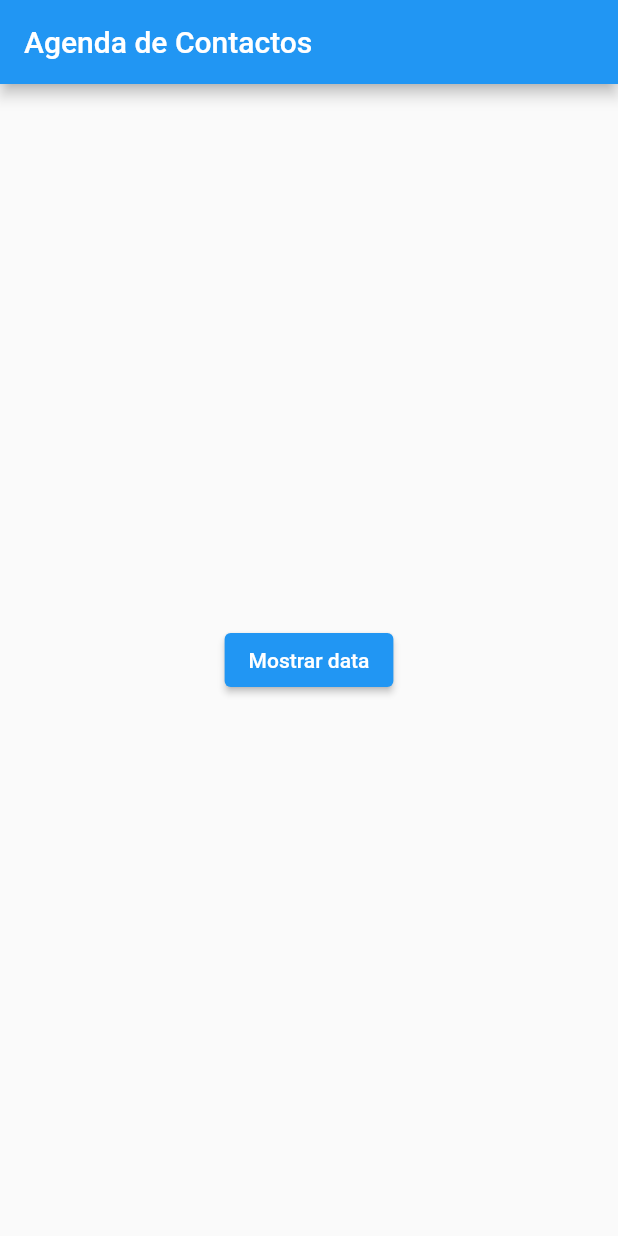
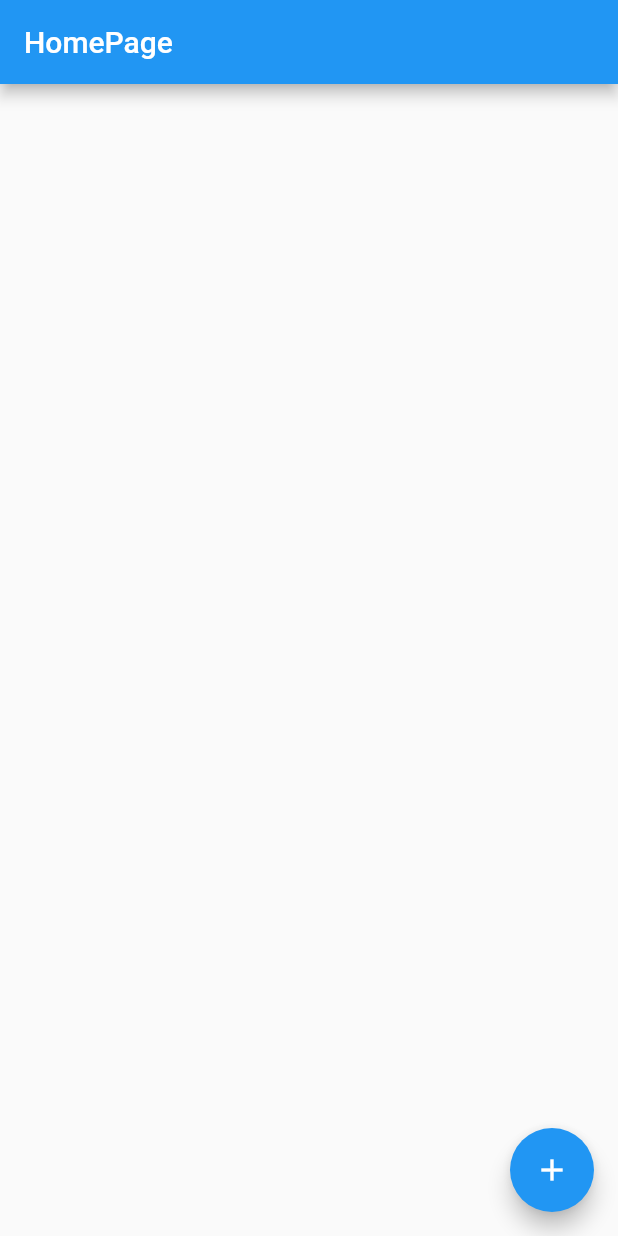
Before and after one commit to rexnike/mydatabase, a Flutter app: the screen it shows after launch, on a phone screen of 412 x 824 dp. Run offline on Flutter 3.47's test engine with Material 2 defaults, Android fonts, the phone set to English and light mode, and no system bars; our stand-ins replace sqflite; missing offline and left inert: dart:html; accounts and stored records are empty.

Commit message:
segundo commit

```diff
--- a/lib/home_page.dart
+++ b/lib/home_page.dart
@@ -1,27 +1,68 @@
+import 'dart:html';
+
 import 'package:flutter/material.dart';
-
+import 'package:mydatabase/models/task_model.dart';
+import 'package:mydatabase/widgets/my_form_widget.dart';
 import 'db/db_usuario.dart';
 
-class HomePage extends StatelessWidget {
-  const HomePage({super.key});
+class HomePage extends StatefulWidget {
+
+  @override
+  State<HomePage> createState() => _HomePageState();
+}
+
+class _HomePageState extends State<HomePage> {
+
+
+  Future<String> getFullName() async{
+    return "Juan Manuel";
+  }
+
+  showDialogForm(){
+    showDialog(
+      context: context,
+      builder: (BuildContext context){
+        return MyformWidget();
+      },
+    ).then((value){
+      print("El formulario fue cerrado");
+      setState(() {});
+    });
+  }
+
   @override
   Widget build(BuildContext context) {
     return Scaffold(
       appBar: AppBar(
-        title: const Text('Agenda de Contactos'),
+        title: const Text('HomePage'),
       ),
-      body: Center(
-        child: Column(
-          mainAxisAlignment: MainAxisAlignment.center,
-          children: [
-            ElevatedButton(
-              onPressed: () {
-                DBusuario.db.initDatabase();
-              },
-              child: Text("Mostrar data"),
-            ),
-          ],
-        ),
+      floatingActionButton: FloatingActionButton(
+        onPressed: (){
+          showDialogForm();
+        },
+        child: const Icon(Icons.add),
+      ),
+
+      body: FutureBuilder(
+        future: DBusuario.db.getTasks(),
+        builder: (BuildContext context, AsyncSnapshot snap){
+          if(snap.hasData){
+            List<TaskModel> myTasks = snap.data;
+          return ListView.builder(
+            itemCount: myTasks.length,
+            itemBuilder: (BuildContext context, int index){
+              return ListTile(
+                title:  Text(myTasks[index].title),
+                subtitle: Text(myTasks[index].description),
+                trailing: Text(myTasks[index].id.toString()),
+                  );
+               },
+            );
+          }
+          return const Center(
+              child: CircularProgressIndicator(),
+              );
+        },
       ),
     );
   }
--- /dev/null
+++ b/lib/models/task_model.dart
@@ -0,0 +1,21 @@
+
+class TaskModel {
+  int? id;
+  String title;
+  String description;
+  String status;
+
+  TaskModel ({
+    this.id,
+    required this.title,
+    required this.description,
+    required this.status,
+  });
+
+ factory TaskModel.deMapAModel(Map<String, dynamic> mapa) => TaskModel(
+    id: mapa["id"],
+    title: mapa["Title"],
+    description: mapa["description"],
+    status: mapa["status"],
+    );
+}
```
Also changed, not shown: lib/db/db_usuario.dart (+73 -1 lines), lib/widgets/my_form_widget.dart (added, +161 -0 lines).
